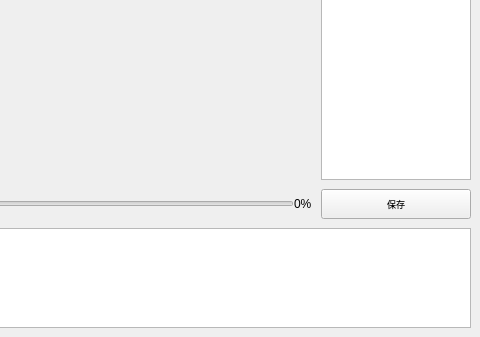
The window that zimu.ui (KONG98/hitMaker) describes before a commit, drawn with Qt 5; both pictures show x 344 to 824 and y 334 to 671 of the 824 by 671 pixel window.
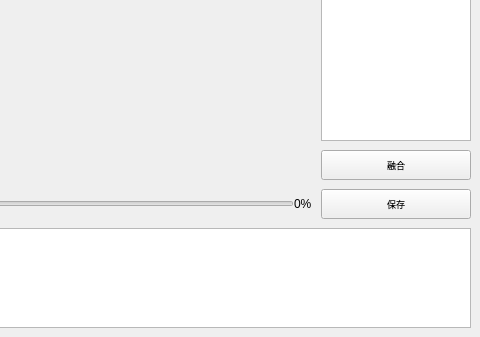
The same window after the commit. Icons and pictures are not drawn. Custom widgets are drawn as their Qt base class.

```diff
--- a/zimu.ui
+++ b/zimu.ui
@@ -413,6 +413,24 @@
               </property>
              </widget>
             </item>
+            <item>
+             <widget class="QPushButton" name="pushButton">
+              <property name="minimumSize">
+               <size>
+                <width>0</width>
+                <height>30</height>
+               </size>
+              </property>
+              <property name="font">
+               <font>
+                <pointsize>7</pointsize>
+               </font>
+              </property>
+              <property name="text">
+               <string>融合</string>
+              </property>
+             </widget>
+            </item>
             <item>
              <widget class="QPushButton" name="save">
               <property name="sizePolicy">
```
Left out of the diff: 4 changed lines with no effect on the pictures.
